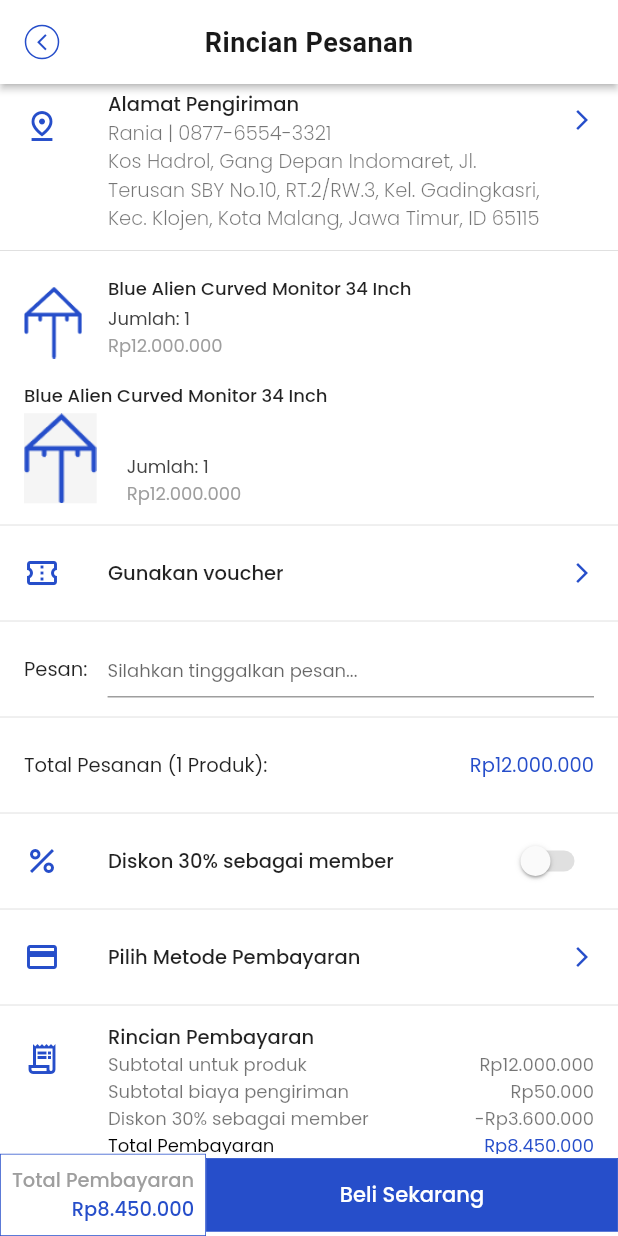
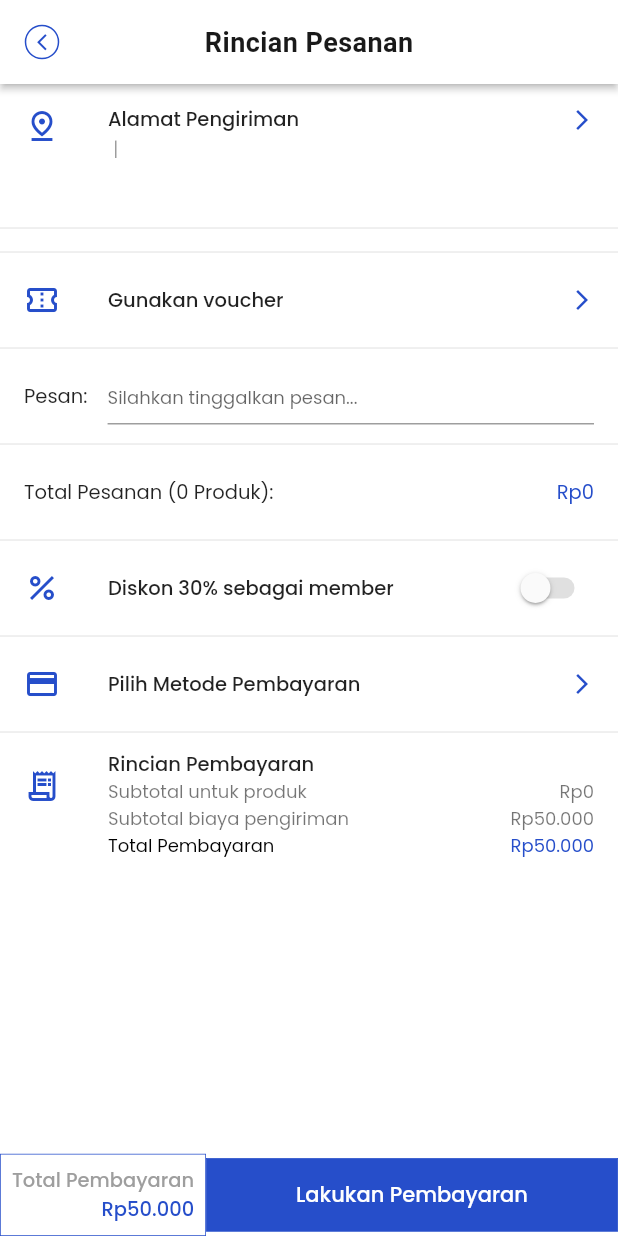
Before and after one commit to Kelompok-17-Capstone/mobile_flutter, a Flutter app: the CheckoutView screen opened by its route, on a phone screen of 412 x 824 dp. Run offline on Flutter 3.47's test engine with Material 2 defaults, Android fonts, the phone set to English and light mode, and no system bars; our stand-ins replace barcode_widget, equatable, flutter_dotenv, shared_preferences; accounts and stored records are empty.

Commit message:
install equatable and create ItemCartModel & CartProvider

```diff
--- /dev/null
+++ b/lib/arguments/detail_product_view_argument.dart
@@ -0,0 +1,4 @@
+class DetailProductViewArgument {
+  final int index;
+  const DetailProductViewArgument({required this.index});
+}
--- /dev/null
+++ b/lib/models/item_cart_model.dart
@@ -0,0 +1,19 @@
+
+// ignore_for_file: must_be_immutable
+
+import 'package:equatable/equatable.dart';
+import 'package:mobile_flutter/models/product_model.dart';
+
+class ItemCartModel extends Equatable {
+  final ProductModel product;
+  int itemCount;
+
+  ItemCartModel({required this.product, required this.itemCount});
+
+  int getSubTotal() {
+    return product.price * itemCount;
+  }
+
+  @override
+  List<Object?> get props => [product];
+}
--- a/lib/shared/buttons.dart
+++ b/lib/shared/buttons.dart
@@ -89,7 +89,7 @@ Widget buyNowButton(BuildContext context, {required Widget leftContent, required
           ),
           child: TextButton(
             onPressed: onPressed,
-            child: const Text('Beli Sekarang', style: TextStyle(color: Colors.white, fontSize: 14, fontWeight: FontWeight.w500)),
+            child: Text(labelButton, style: const TextStyle(color: Colors.white, fontSize: 14, fontWeight: FontWeight.w500)),
           ),
         ),
       )
--- /dev/null
+++ b/lib/shared/format_rupiah.dart
@@ -0,0 +1,19 @@
+  String formatRupiah(int price){
+    String priceToString = price.toString();
+    String priceInText = "";
+    int counter = 0;
+    for(int i = (priceToString.length - 1);  i >= 0; i--){
+      counter++;
+      String str = priceToString[i];
+      if((counter % 3) != 0 && i !=0){
+        priceInText = "$str$priceInText";
+      }else if(i == 0 ){
+        priceInText = "$str$priceInText";
+
+      }else{
+        priceInText = ".$str$priceInText";
+      }
+    }
+
+    return 'Rp${priceInText.trim()}';
+  }
--- a/lib/shared/products_grid.dart
+++ b/lib/shared/products_grid.dart
@@ -1,5 +1,7 @@
 import 'package:flutter/material.dart';
+import 'package:mobile_flutter/arguments/detail_product_view_argument.dart';
 import 'package:mobile_flutter/models/product_model.dart';
+import 'package:mobile_flutter/shared/format_rupiah.dart';
 
 Widget productsGrid({required List<ProductModel> products, bool isProductPage = false}) {
   return Column(
@@ -22,7 +24,7 @@ Widget productsGrid({required List<ProductModel> products, bool isProductPage =
               Navigator.pushNamed(
                 context,
                 '/detail_product',
-                arguments: index
+                arguments: DetailProductViewArgument(index: index)
               );
             },
             child: Column(
@@ -52,7 +54,7 @@ Widget productsGrid({required List<ProductModel> products, bool isProductPage =
                 ? const SizedBox()
                 : Expanded(
                   child: Text(
-                    product.formatedPrice(),
+                    formatRupiah(product.price),
                     style: const TextStyle(
                       fontSize: 10,
                       fontWeight: FontWeight.w500,
--- /dev/null
+++ b/lib/views/dashboard/product/cart_provider.dart
@@ -0,0 +1,38 @@
+import 'package:flutter/material.dart';
+import 'package:mobile_flutter/models/item_cart_model.dart';
+
+class CartProvider extends ChangeNotifier {
+
+  List<ItemCartModel> _items = [];
+  int _amount = 0;
+  int _totalProduct = 0;
+
+  List<ItemCartModel> get items => _items;
+  int get totalProduct => _totalProduct;
+  int get amount => _amount;
+
+  void addToCart(ItemCartModel item) {
+    if (_items.contains(item)) {
+      _items.elementAt(_items.indexOf(item)).itemCount += 1;
+    } else {
+      _items.add(item);
+    }
+    countAmount();
+    countTotal();
+    notifyListeners();
+  }
+
+  void countAmount() {
+    _amount = 0;
+    for (var item in _items) {
+      _amount += item.itemCount;
+    }
+  }
+
+  void countTotal() {
+    for (var item in _items) {
+      _totalProduct += item.product.price;
+    }
+  }
+
+}
--- a/lib/views/dashboard/product/checkout_view.dart
+++ b/lib/views/dashboard/product/checkout_view.dart
@@ -1,7 +1,13 @@
 import 'package:flutter/material.dart';
+import 'package:mobile_flutter/models/item_cart_model.dart';
+import 'package:mobile_flutter/models/user_model.dart';
 import 'package:mobile_flutter/shared/buttons.dart';
 import 'package:mobile_flutter/shared/custom_appbar.dart';
 import 'package:mobile_flutter/shared/custom_colors.dart';
+import 'package:mobile_flutter/shared/format_rupiah.dart';
+import 'package:mobile_flutter/views/auth/auth_provider.dart';
+import 'package:mobile_flutter/views/dashboard/product/cart_provider.dart';
+import 'package:provider/provider.dart';
 
 class CheckoutView extends StatefulWidget {
   const CheckoutView({super.key});
@@ -12,10 +18,26 @@ class CheckoutView extends StatefulWidget {
 
 class _CheckoutViewState extends State<CheckoutView> {
 
+  late UserModel user;
+
   bool isDiscount = false;
 
   @override
+  void initState() {
+    super.initState();
+    user = Provider.of<AuthProvider>(context, listen: false).user;
+  }
+
+  int countTotalPayment(int totalProduct, int shippingCost) {
+    double discount = isDiscount ? totalProduct * 0.3 : 0;
+    return (totalProduct + shippingCost - discount).ceil();
+  }
+
+  @override
   Widget build(BuildContext context) {
+    final List<ItemCartModel> items = Provider.of<CartProvider>(context).items;
+    final int amount = Provider.of<CartProvider>(context).amount;
+    final int totalProduct = Provider.of<CartProvider>(context).totalProduct;
     return Scaffold(
       backgroundColor: Colors.white,
       appBar: customAppBar(context, title: 'Rincian Pesanan', isBackButton: true),
@@ -30,22 +52,28 @@ class _CheckoutViewState extends State<CheckoutView> {
                     title: const Text('Alamat Pengiriman', style: TextStyle(fontWeight: FontWeight.w500, fontSize: 13)),
                     subtitle: Column(
                       crossAxisAlignment: CrossAxisAlignment.start,
-                      children: const [
-                        Text('Rania | 0877-6554-3321', style: TextStyle(fontSize: 13, fontWeight: FontWeight.w300)),
-                        Text('Kos Hadrol, Gang Depan Indomaret, Jl. Terusan SBY No.10, RT.2/RW.3, Kel. Gadingkasri, Kec. Klojen, Kota Malang, Jawa Timur, ID 65115', style: TextStyle(fontSize: 13, fontWeight: FontWeight.w300))
+                      children: [
+                        Text('${user.fullName} | ${user.phone}', style: const TextStyle(fontSize: 13, fontWeight: FontWeight.w300)),
+                        Text(user.address, style: const TextStyle(fontSize: 13, fontWeight: FontWeight.w300))
                       ],
                     ),
                     trailing: Icon(Icons.arrow_forward_ios_outlined, size: 16, color: CustomColors.primary),
                     isThreeLine: true,
                   ),
                   const Divider(),
-                  ListTile(
+                  ListView.builder(
+                    physics: const NeverScrollableScrollPhysics(),
+                    shrinkWrap: true,
+                    itemCount: items.length,
+                    itemBuilder: (context, index) {
+                      final ItemCartModel item = items[index];
+                      return ListTile(
                         dense: true,
                         isThreeLine: true,
-                    leading: const Image(image: AssetImage('assets/icons/alta_icon.png'), height: 60),
-                    title: const Text(
-                      'Blue Alien Curved Monitor 34 Inch',
-                      style: TextStyle(
+                        leading: Image(image: NetworkImage(item.product.imgUrl), width: 60),
+                        title: Text(
+                          item.product.name,
+                          style: const TextStyle(
                             fontSize: 12,
                             fontWeight: FontWeight.w500
                           ),
@@ -53,56 +81,59 @@ class _CheckoutViewState extends State<CheckoutView> {
                         subtitle: Column(
                           crossAxisAlignment: CrossAxisAlignment.start,
                           children: [
-                        Text('Jumlah: 1', style: TextStyle(color: Colors.grey[800])),
-                        const Text(
-                          'Rp12.000.000',
-                          style: TextStyle(
+                            Text('Jumlah: ${item.itemCount}', style: TextStyle(color: Colors.grey[800])),
+                            Text(
+                              formatRupiah(item.getSubTotal()),
+                              style: const TextStyle(
                                 color: Colors.grey
                               ),
                             )
                           ],
                         ),
+                      );
+
+                    },
                   ),
-                  ListTile(
-                    dense: true,
-                    title: const Text(
-                      'Blue Alien Curved Monitor 34 Inch',
-                      style: TextStyle(
-                        fontSize: 12,
-                        fontWeight: FontWeight.w500
-                      ),
-                    ),
-                    subtitle: Column(
-                      crossAxisAlignment: CrossAxisAlignment.start,
-                      children: [
-                        SizedBox(
-                          height: 65,
-                          child: Row(
-                            children: [
-                              Container(
-                                color: Colors.grey[100],
-                                child: const Image(image: AssetImage('assets/icons/alta_icon.png'), height: 60)
-                              ),
-                              const SizedBox(width: 20),
-                              Column(
-                                crossAxisAlignment: CrossAxisAlignment.start,
-                                children: [
-                                  const Spacer(),
-                                  Text('Jumlah: 1', style: TextStyle(color: Colors.grey[800]),),
-                                  const Text(
-                                    'Rp12.000.000',
-                                    style: TextStyle(
-                                      color: Colors.grey
-                                    ),
-                                  )
-                                ],
-                              )
-                            ],
-                          ),
-                        ),
-                      ],
-                    ),
-                  ),
+                  // ListTile(
+                  //   dense: true,
+                  //   title: const Text(
+                  //     'Blue Alien Curved Monitor 34 Inch',
+                  //     style: TextStyle(
+                  //       fontSize: 12,
+                  //       fontWeight: FontWeight.w500
+                  //     ),
+                  //   ),
+                  //   subtitle: Column(
+                  //     crossAxisAlignment: CrossAxisAlignment.start,
+                  //     children: [
+                  //       SizedBox(
+                  //         height: 65,
+                  //         child: Row(
+                  //           children: [
+                  //             Container(
+                  //               color: Colors.grey[100],
+                  //               child: const Image(image: AssetImage('assets/icons/alta_icon.png'), height: 60)
+                  //             ),
+                  //             const SizedBox(width: 20),
+                  //             Column(
+                  //               crossAxisAlignment: CrossAxisAlignment.start,
+                  //               children: [
+                  //                 const Spacer(),
+                  //                 Text('Jumlah: 1', style: TextStyle(color: Colors.grey[800]),),
+                  //                 const Text(
+                  //                   'Rp12.000.000',
+                  //                   style: TextStyle(
+                  //                     color: Colors.grey
+                  //                   ),
+                  //                 )
+                  //               ],
+                  //             )
+                  //           ],
+                  //         ),
+                  //       ),
+                  //     ],
+                  //   ),
+                  // ),
                   const Divider(),
                   ListTile(
                     dense: true,
@@ -141,16 +172,16 @@ class _CheckoutViewState extends State<CheckoutView> {
                     dense: true,
                     title: Row(
                       mainAxisAlignment: MainAxisAlignment.spaceBetween,
-                      children: const [
+                      children: [
                         Text(
-                          'Total Pesanan (1 Produk):',
-                          style: TextStyle(
+                          'Total Pesanan ($amount Produk):',
+                          style: const TextStyle(
                             fontSize: 13,
                           ),
                         ),
                         Text(
-                          'Rp12.000.000',
-                          style: TextStyle(
+                          formatRupiah(totalProduct),
+                          style: const TextStyle(
                             color: Color(0xFF264ECA)
                           ),
                         )
@@ -190,9 +221,9 @@ class _CheckoutViewState extends State<CheckoutView> {
                       children: [
                         Row(
                           mainAxisAlignment: MainAxisAlignment.spaceBetween,
-                          children: const [
-                            Text('Subtotal untuk produk'),
-                            Text('Rp12.000.000')
+                          children: [
+                            const Text('Subtotal untuk produk'),
+                            Text(formatRupiah(totalProduct))
                           ],
                         ),
                         Row(
@@ -202,18 +233,20 @@ class _CheckoutViewState extends State<CheckoutView> {
                             Text('Rp50.000')
                           ],
                         ),
-                        Row(
+                        !isDiscount
+                        ? const SizedBox()
+                        : Row(
                           mainAxisAlignment: MainAxisAlignment.spaceBetween,
-                          children: const [
-                            Text('Diskon 30% sebagai member'),
-                            Text('-Rp3.600.000')
+                          children: [
+                            const Text('Diskon 30% sebagai member'),
+                            Text(formatRupiah((totalProduct * 0.3).toInt()))
                           ],
                         ),
                         Row(
                           mainAxisAlignment: MainAxisAlignment.spaceBetween,
-                          children: const [
-                            Text('Total Pembayaran', style: TextStyle(color: Colors.black)),
-                            Text('Rp8.450.000', style: TextStyle(color: Color(0xFF264ECA)),)
+                          children: [
+                            const Text('Total Pembayaran', style: TextStyle(color: Colors.black)),
+                            Text(formatRupiah(countTotalPayment(totalProduct, 50000)), style: const TextStyle(color: Color(0xFF264ECA)))
                           ],
                         )
                       ],
@@ -232,16 +265,16 @@ class _CheckoutViewState extends State<CheckoutView> {
                 },
                 child: Column(
                   crossAxisAlignment: CrossAxisAlignment.end,
-                  children: const [
-                    Text(
+                  children: [
+                    const Text(
                       'Total Pembayaran',
                       style: TextStyle(
                         color: Colors.grey
                       ),
                     ),
                     Text(
-                      'Rp8.450.000',
-                      style: TextStyle(
+                      formatRupiah(countTotalPayment(totalProduct, 50000)),
+                      style: const TextStyle(
                         color: Color(0xFF264ECA)
                       ),
                     )
--- a/pubspec.yaml
+++ b/pubspec.yaml
@@ -41,6 +41,7 @@ dependencies:
   provider: ^6.0.5
   barcode_widget: ^2.0.4
   flutter_dotenv: ^5.0.2
+  equatable: ^2.0.5
 
 dev_dependencies:
   flutter_test:
```
Also changed, not shown: lib/main.dart (+6 -3 lines), lib/models/product_model.dart (+0 -20 lines), lib/views/auth/auth_provider.dart (+14 -0 lines), lib/views/dashboard/product/detail_product_view.dart (+22 -5 lines), lib/views/splash_screen_view.dart (+12 -2 lines), pubspec.lock. Lines whose indentation alone changed are shown as unchanged.
